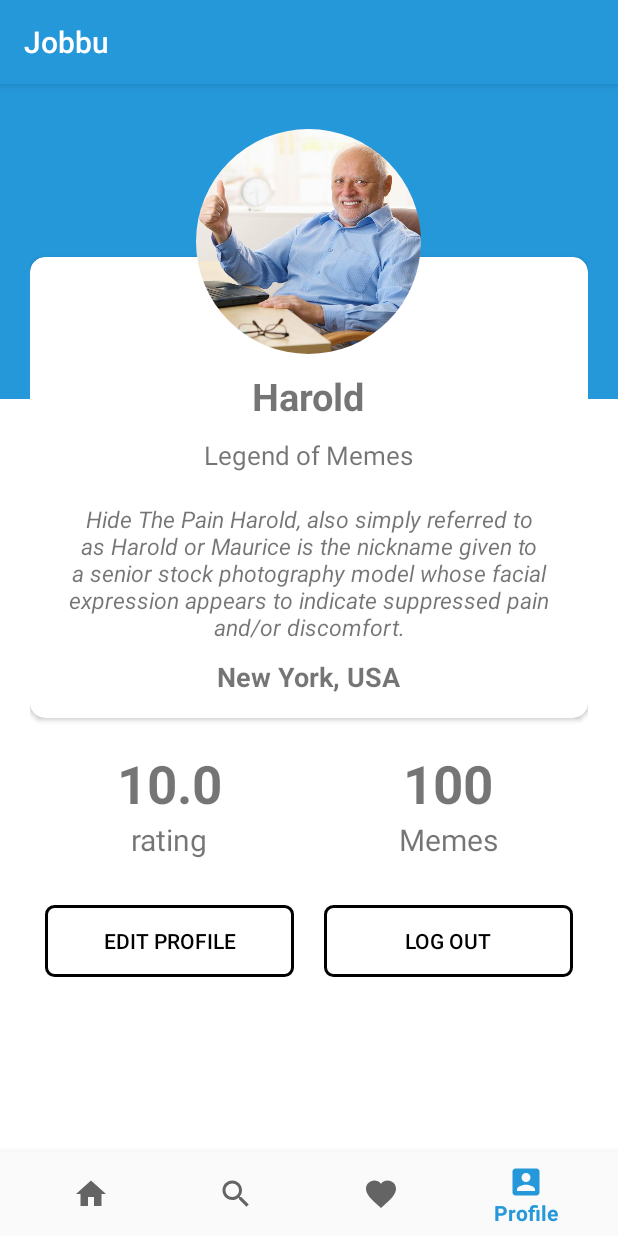
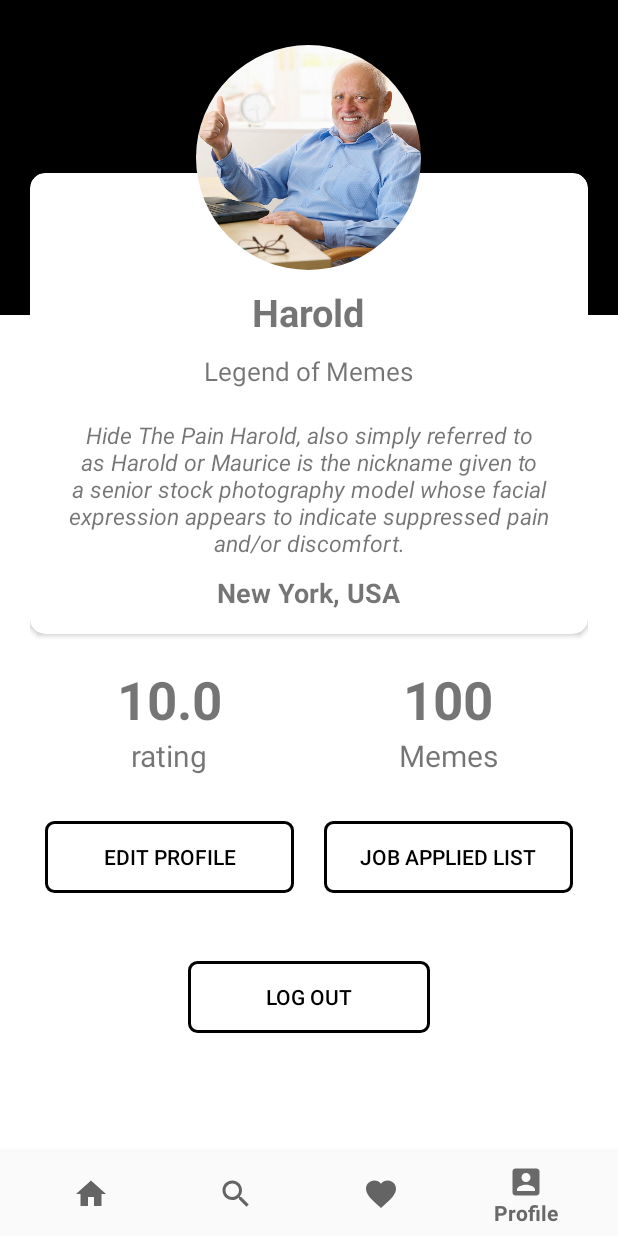
Before and after one commit to wongcf98/Jobbu, an Android app: the screen it shows after launch once a user with an empty profile is signed in (MainActivity), item 4 of the bottom bar chosen, on a phone screen of 412 x 824 dp. Run offline under Robolectric (Android 15) with nearby library versions, the phone set to English and light mode, and no system bars; our stand-ins replace CircleImageView, Firebase (no records; nobody signed in at launch, a user with empty details on screens opened directly).

Commit message:
LoginRegister Profile UI done

```diff
--- a/app/src/main/AndroidManifest.xml
+++ b/app/src/main/AndroidManifest.xml
@@ -21,7 +21,8 @@
         <activity android:name=".activity_login"
             android:theme="@style/LoginTheme"></activity>
         <activity android:name=".activity_register"
-            android:theme="@style/LoginTheme"></activity>
+            android:theme="@style/LoginTheme"
+            android:label="@string/register_title"></activity>
     </application>
 
 </manifest>
--- a/app/src/main/res/drawable/button_style.xml
+++ b/app/src/main/res/drawable/button_style.xml
@@ -1,7 +1,7 @@
 <?xml version="1.0" encoding="utf-8"?>
 <shape xmlns:android="http://schemas.android.com/apk/res/android">
 
-    <solid android:color="@color/colorAccent"/>
+    <solid android:color="@color/colorWhite"/>
     <corners android:radius="30dp"/>
 
 </shape>
--- a/app/src/main/res/layout/activity_register.xml
+++ b/app/src/main/res/layout/activity_register.xml
@@ -67,7 +67,7 @@
         android:background="@drawable/button_style"
         android:id="@+id/button"
         android:layout_width="130dp"
-        android:textColor="#ffffff"
+        android:textColor="#000000"
         android:layout_height="wrap_content"
         android:layout_marginStart="8dp"
         android:layout_marginLeft="8dp"
--- a/app/src/main/res/layout/fragment_profile.xml
+++ b/app/src/main/res/layout/fragment_profile.xml
@@ -8,7 +8,7 @@
     <View
         android:layout_width="match_parent"
         android:layout_height="210dp"
-        android:background="@color/colorPrimary"/>
+        android:background="#000000" />
 
     <ScrollView
         android:layout_width="match_parent"
@@ -172,12 +172,33 @@
                             android:text="Edit Profile"/>
 
                         <Button
-                            android:onClick="logout"
-                            android:id="@+id/profile_logoutBtn"
+                            android:id="@+id/btnJobList"
                             android:layout_width="125dp"
                             android:layout_height="wrap_content"
                             android:layout_marginLeft="10dp"
                             android:layout_marginRight="10dp"
+                            android:layout_weight="1"
+                            android:background="@drawable/element_outline"
+                            android:text="Job Applied List"
+                            android:textColor="#000000" />
+
+                    </LinearLayout>
+
+                    <LinearLayout
+                        android:layout_width="match_parent"
+                        android:layout_height="wrap_content"
+                        android:layout_marginTop="15dp"
+                        android:layout_marginBottom="30dp"
+                        android:orientation="horizontal"
+                        android:weightSum="2">
+
+                        <Button
+                            android:onClick="logout"
+                            android:id="@+id/profile_logoutBtn"
+                            android:layout_width="match_parent"
+                            android:layout_height="wrap_content"
+                            android:layout_marginLeft="105dp"
+                            android:layout_marginRight="105dp"
                             android:layout_weight="1"
                             android:background="@drawable/element_outline"
                             android:text="Log Out"
--- a/app/src/main/res/values/colors.xml
+++ b/app/src/main/res/values/colors.xml
@@ -4,4 +4,5 @@
     <color name="colorPrimaryDark">#0685b3</color>
     <color name="colorAccent">#1b86d8</color>
     <color name="colorWhite">#FFFFFF</color>
+    <color name="colorGrey">#696969</color>
 </resources>
--- a/app/src/main/res/values/strings.xml
+++ b/app/src/main/res/values/strings.xml
@@ -1,3 +1,5 @@
 <resources>
     <string name="app_name">Jobbu</string>
+    <string name="register_title">Register</string>
+    <string name="profile_title">Profile</string>
 </resources>
--- a/app/src/main/res/values/styles.xml
+++ b/app/src/main/res/values/styles.xml
@@ -1,16 +1,16 @@
 <resources>
 
     <!-- Base application theme. -->
-    <style name="AppTheme" parent="Theme.AppCompat.Light.DarkActionBar">
+    <style name="AppTheme" parent="Theme.AppCompat.Light.NoActionBar">
         <!-- Customize your theme here. -->
-        <item name="colorPrimary">@color/colorPrimary</item>
-        <item name="colorPrimaryDark">@color/colorPrimaryDark</item>
+        <item name="colorPrimary">#696969</item>
+        <item name="colorPrimaryDark">#000000</item>
         <item name="colorAccent">@color/colorAccent</item>
     </style>
     <style name="LoginTheme" parent="Theme.AppCompat.Light.DarkActionBar">
         <!-- Customize your theme here. -->
-        <item name="colorPrimary">@color/colorPrimary</item>
-        <item name="colorPrimaryDark">@color/colorPrimaryDark</item>
+        <item name="colorPrimary">#696969</item>
+        <item name="colorPrimaryDark">#000000</item>
         <item name="colorAccent">@color/colorAccent</item>
     </style>
 
```
Also changed, not shown: app/src/main/res/layout/activity_login.xml (+10 -13 lines).
